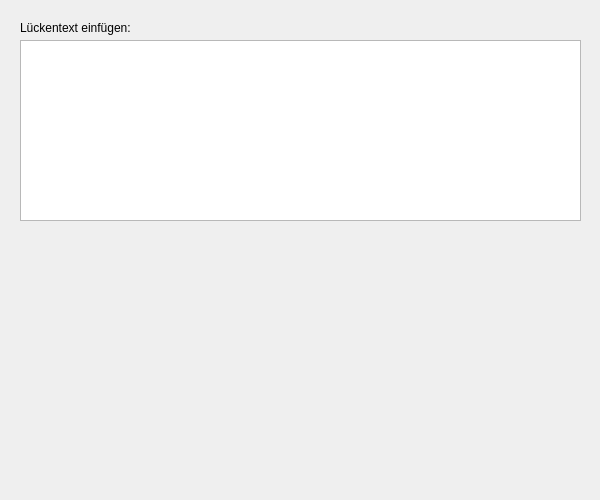
DerMoom/InfoProjekt, file Set_Creator_LText.ui: the form before one commit.
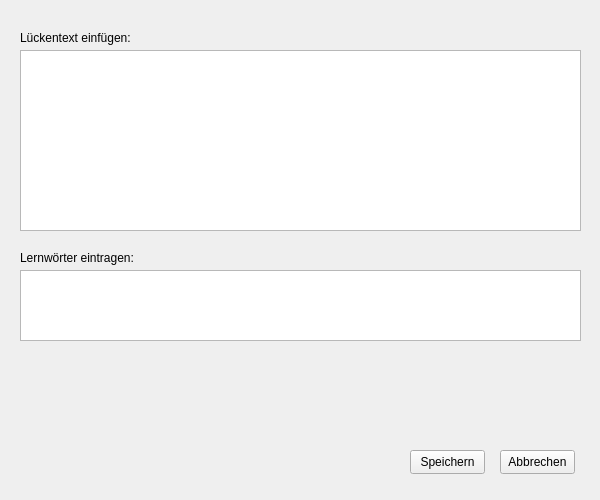
The form after the commit.

```diff
--- a/Set_Creator_LText.ui
+++ b/Set_Creator_LText.ui
@@ -17,7 +17,7 @@
    <property name="geometry">
     <rect>
      <x>20</x>
-     <y>40</y>
+     <y>50</y>
      <width>561</width>
      <height>181</height>
     </rect>
@@ -27,7 +27,7 @@
    <property name="geometry">
     <rect>
      <x>20</x>
-     <y>20</y>
+     <y>30</y>
      <width>121</width>
      <height>16</height>
     </rect>
@@ -36,6 +36,55 @@
     <string>Lückentext einfügen:</string>
    </property>
   </widget>
+  <widget class="QPushButton" name="cancel_button">
+   <property name="geometry">
+    <rect>
+     <x>500</x>
+     <y>450</y>
+     <width>75</width>
+     <height>24</height>
+    </rect>
+   </property>
+   <property name="text">
+    <string>Abbrechen</string>
+   </property>
+  </widget>
+  <widget class="QPushButton" name="save_button">
+   <property name="geometry">
+    <rect>
+     <x>410</x>
+     <y>450</y>
+     <width>75</width>
+     <height>24</height>
+    </rect>
+   </property>
+   <property name="text">
+    <string>Speichern</string>
+   </property>
+  </widget>
+  <widget class="QTextEdit" name="LTerms_textEdit">
+   <property name="geometry">
+    <rect>
+     <x>20</x>
+     <y>270</y>
+     <width>561</width>
+     <height>71</height>
+    </rect>
+   </property>
+  </widget>
+  <widget class="QLabel" name="LTerms_label">
+   <property name="geometry">
+    <rect>
+     <x>20</x>
+     <y>250</y>
+     <width>121</width>
+     <height>16</height>
+    </rect>
+   </property>
+   <property name="text">
+    <string>Lernwörter eintragen:</string>
+   </property>
+  </widget>
  </widget>
  <resources/>
  <connections/>
```
